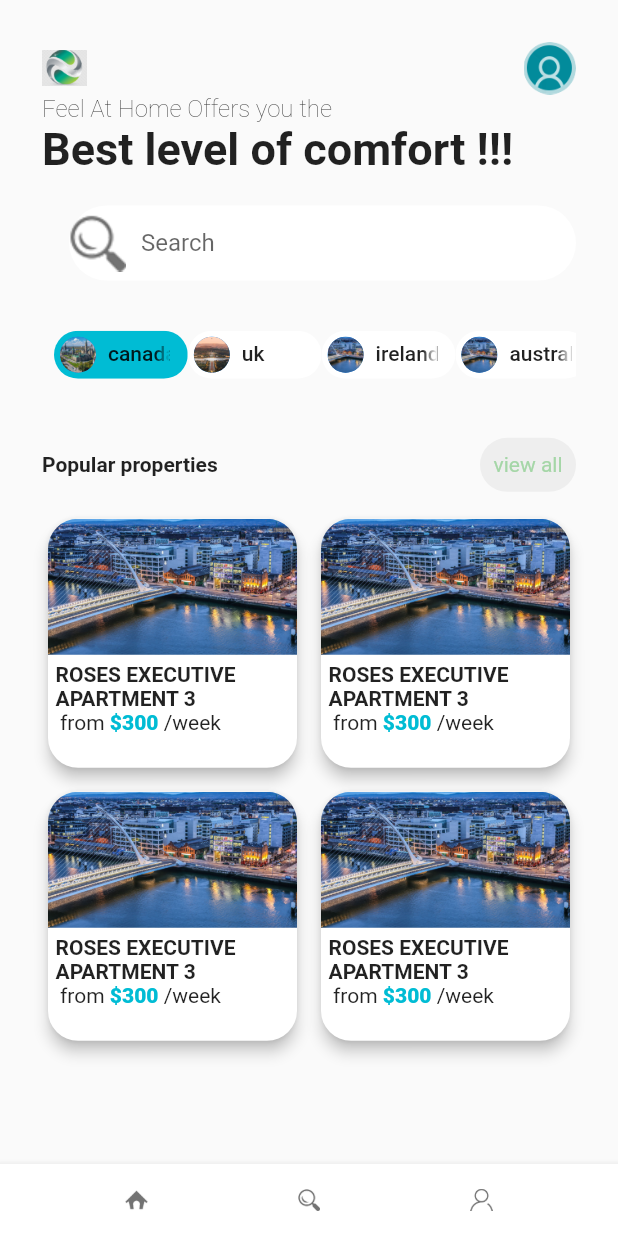
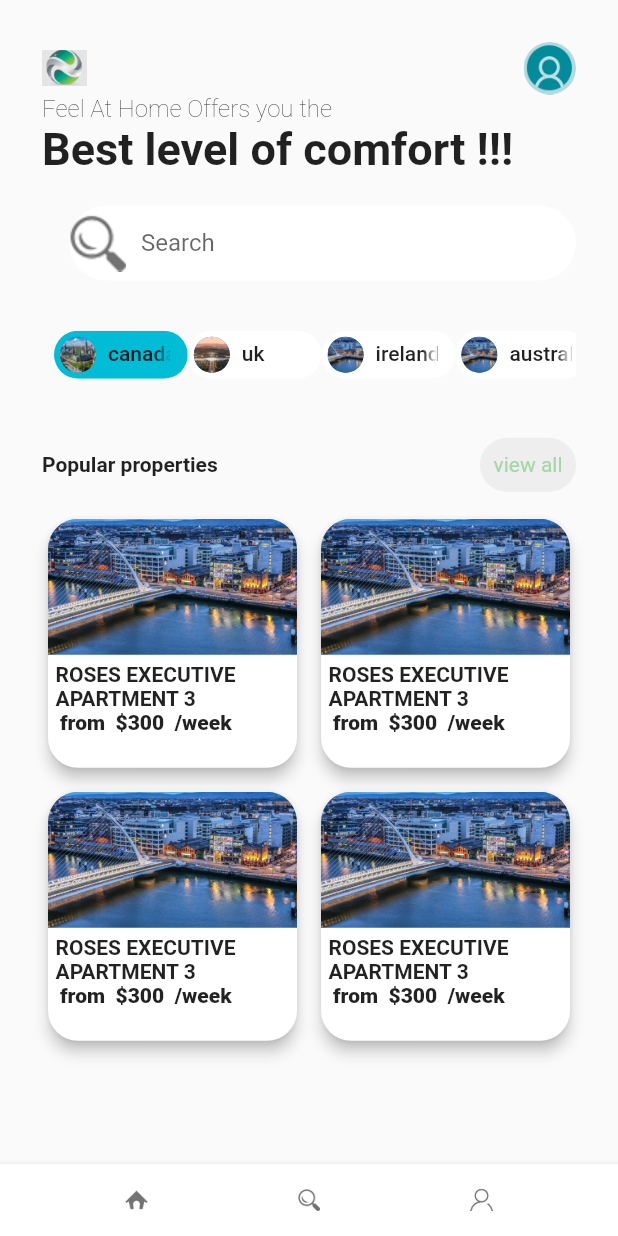
Before and after one commit to karmabe1iver/sampleui, a Flutter app: the screen it shows after launch, on a phone screen of 412 x 824 dp. Run offline on Flutter 3.47's test engine with Material 2 defaults, Android fonts, the phone set to English and light mode, and no system bars.

Commit message:
Merge remote-tracking branch 'origin/master'
# Conflicts:
#	lib/main.dart
#	lib/widget/choicechipCountry.dart
#	pubspec.yaml

```diff
--- a/lib/widget/gridlist.dart
+++ b/lib/widget/gridlist.dart
@@ -21,13 +21,15 @@ class GridList extends StatelessWidget {
       mainAxisSpacing: 8.0,
       crossAxisSpacing: 8.0,
       children: List.generate(details.length, (index) {
-        return Container(
-          height: size.height * .08,
+        return  Container(
+            height: double.infinity,
             width: size.width * .5,
             child: Card(
               elevation: 4,
               shape:
                   RoundedRectangleBorder(borderRadius: BorderRadius.circular(20)),
+              child: SingleChildScrollView(
+                scrollDirection: Axis.vertical,
                 child: Column(
                   crossAxisAlignment: CrossAxisAlignment.start,
                   children: [
@@ -50,7 +52,9 @@ class GridList extends StatelessWidget {
                       padding: const EdgeInsets.only(left: 5.0, top: 5.0),
                       child: Text(
                         details[index].name,
-                    maxLines: 2,
+
+                        maxLines: 3,
+                        overflow: TextOverflow.fade,
                         style: TextStyle(
                           fontWeight: FontWeight.bold,
                         ),
@@ -58,24 +62,32 @@ class GridList extends StatelessWidget {
                     ),
                     Padding(
                       padding: const EdgeInsets.only(left: 8.0),
-                  child: Row(
-                    children: [
-                      Text('from'),
+                      child:
+                      //Row(
+                      //  children: [
+                         // Text('from',
+                         // maxLines: 2,
+                         // overflow: TextOverflow.fade,),
                           Text(
-                        details[index].price,
+                           'from ${details[index].price} /week ',
                             maxLines: 2,
+                            overflow: TextOverflow.fade,
                             style: TextStyle(
                               fontWeight: FontWeight.w900,
-                          color: Colors.cyan,
+                             // color: Colors.cyan,
                             ),
                           ),
-                      Text('/week')
-                    ],
-                  ),
+                         // Text('/week',
+                         // maxLines: 2,
+                         // overflow: TextOverflow.fade,)
+                       // ],
+                     // ),
                     )
                   ],
                 ),
               ),
+            ),
+
         );
       }),
       // ),
```
Also changed, not shown: lib/main.dart (+6 -1 lines). Lines whose indentation alone changed are shown as unchanged.
